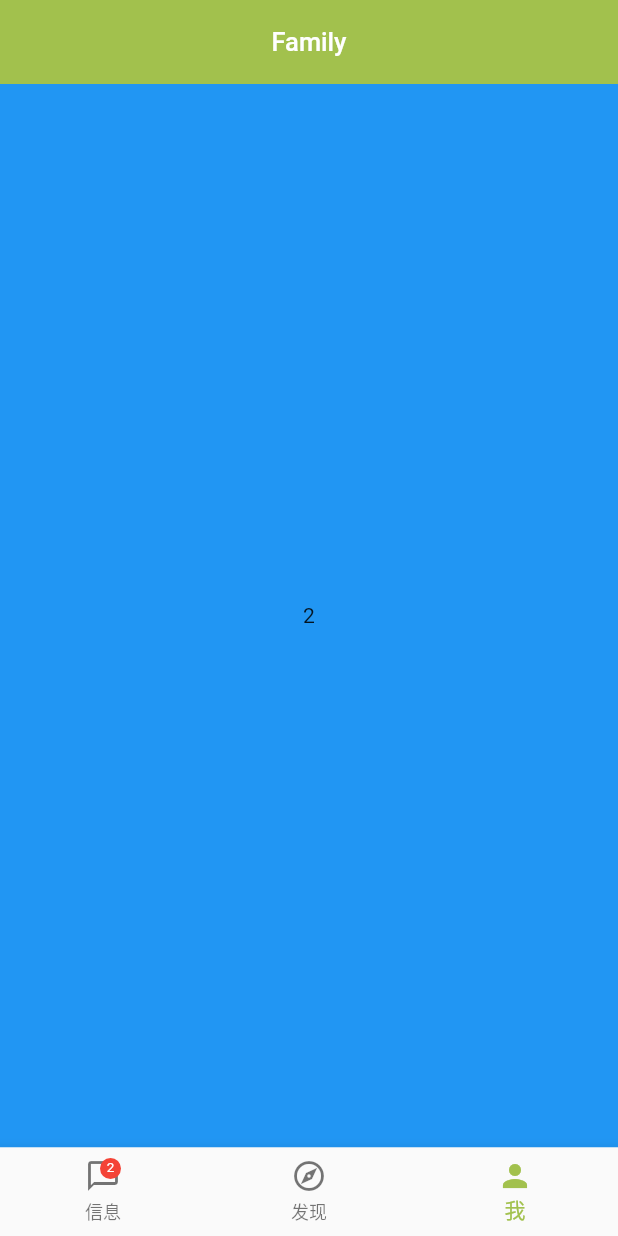
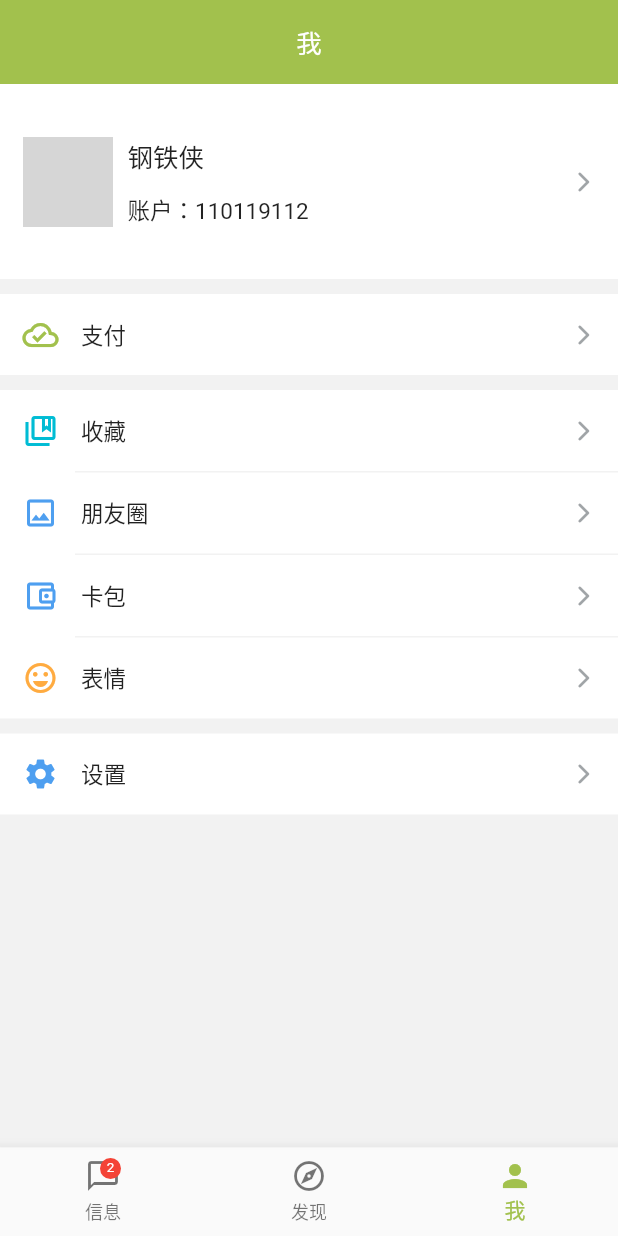
Before and after one commit to hi2hcs/family_flutter, a Flutter app: the screen it shows after launch, swiped to page 3, on a phone screen of 412 x 824 dp. Run offline on Flutter 3.47's test engine with Material 2 defaults, Android fonts, the phone set to English and light mode, and no system bars; our stand-ins replace device_info, dio, fluttertoast, pull_to_refresh; network calls fail; grey boxes are pictures that could not be loaded.

Commit message:
完善逻辑

```diff
--- /dev/null
+++ b/lib/contants.dart
@@ -0,0 +1,8 @@
+class Contants {
+  static const double MARGIN_LEFT = 15;
+  static const double MARGIN_Right = 15;
+  static const double MARGIN_TOP = 15;
+  static const double MARGIN_BOTTOM = 15;
+  static const double DIVIDE = 10;
+  static const double LINE_HEIGHT = 1;
+}
--- a/lib/main_page.dart
+++ b/lib/main_page.dart
@@ -1,4 +1,7 @@
 import 'package:family/color/app_color.dart';
+import 'package:family/page/find_page.dart';
+import 'package:family/page/me_page.dart';
+import 'package:family/page/message_page.dart';
 import 'package:family/widget/app_bar_widget.dart';
 import 'package:flutter/cupertino.dart';
 import 'package:flutter/material.dart';
@@ -11,12 +14,16 @@ class MainPage extends StatefulWidget {
 class MainPageState extends State<MainPage> {
   int currentindex = 0;
   int num = 0;
+  String title = "信息";
   PageController controller = PageController();
+  MessagePage messagePage;
+  Widget findePage;
+  Widget mePage;
 
   @override
   Widget build(BuildContext context) {
     return Scaffold(
-      appBar: TopBar.getAppBar(context, "Family", leading: Container()),
+      appBar: TopBar.getAppBar(context, title, leading: Container()),
       body: SafeArea(
         child: PageView.builder(
           controller: controller,
@@ -26,8 +33,10 @@ class MainPageState extends State<MainPage> {
           },
           onPageChanged: (index) {
             setState(() {
+              print("......onPageChanged.......$index");
               currentindex = index;
               num = index;
+              setTitle(index);
             });
           },
         ),
@@ -48,6 +57,8 @@ class MainPageState extends State<MainPage> {
           setState(() {
             currentindex = index;
             num = index;
+            setTitle(index);
+            print("......setTitle.......$index");
           });
         },
         currentIndex: currentindex,
@@ -55,36 +66,56 @@ class MainPageState extends State<MainPage> {
     );
   }
 
+  void setTitle(int index) {
+    if (index == 0) {
+      title = "信息";
+    } else if (index == 1) {
+      title = "发现";
+    } else {
+      title = "我";
+    }
+  }
+
   Widget _page(BuildContext context, int index) {
     switch (index) {
       case 0:
-        return Container(
-          color: Colors.red,
-          alignment: Alignment.center,
-          child: Text("${index}"),
-        );
+        print(".............0");
+        if (messagePage == null) {
+          messagePage = MessagePage();
+        }
+        if(currentindex==0){
+          messagePage.currentState?.refresh();
+        }
+        return messagePage;
+        break;
       case 1:
-        return Container(
-          color: Colors.green,
-          alignment: Alignment.center,
-          child: Text("${index}"),
-        );
+        print(".............1");
+        if (findePage == null) {
+          findePage = FindPage();
+        }
+        return findePage;
         break;
       case 2:
-        return Container(
-          color: Colors.blue,
-          alignment: Alignment.center,
-          child: Text("${index}"),
-        );
+        print(".............2");
+        if (mePage == null) {
+          mePage = MePage();
+        }
+        return mePage;
         break;
-      default:
-        return Container(
-          color: Colors.red,
-          alignment: Alignment.center,
-          child: Text("${index}"),
-        );
-        break;
+      // default:
+      //   if (messagePage == null) {
+      //     messagePage = MessagePage();
+      //   }
+      //   return messagePage;
     }
+  }
+
+  @override
+  void dispose() {
+    messagePage = null;
+    findePage = null;
+    mePage = null;
+    super.dispose();
   }
 }
 
--- /dev/null
+++ b/lib/page/me_page.dart
@@ -0,0 +1,135 @@
+import 'package:family/color/app_color.dart';
+import 'package:family/contants.dart';
+import 'package:family/widget/horizontalcontent_widget.dart';
+import 'package:family/widget/widgets.dart';
+import 'package:flutter/cupertino.dart';
+import 'package:flutter/material.dart';
+
+class MePage extends StatefulWidget {
+  @override
+  State<StatefulWidget> createState() => _MePageState();
+}
+
+class _MePageState extends State<MePage> {
+  @override
+  void initState() {
+    print("MePage initState...........");
+    super.initState();
+  }
+
+  @override
+  Widget build(BuildContext context) {
+    return Container(
+      child: Column(
+        children: [
+          GestureDetector(
+            onTap: () {},
+            child: Container(
+              padding: EdgeInsets.all(Contants.MARGIN_LEFT),
+              alignment: Alignment.centerLeft,
+              height: 130,
+              width: double.infinity,
+              child: Row(
+                children: [
+                  ClipRRect(
+                    borderRadius: BorderRadius.circular(4),
+                    child: Container(
+                      child: Image.network(
+                          "https://ss0.bdstatic.com/70cFuHSh_Q1YnxGkpoWK1HF6hhy/it/u=986391830,165024746&fm=26&gp=0.jpg"
+                          // "https://sf1-ttcdn-tos.pstatp.com/img/pgc-image/6567094cd4c249a487b66a43cfcd414d~300x300.image"
+                          ),
+                      height: 60,
+                      width: 60,
+                    ),
+                  ),
+                  Container(
+                    padding: EdgeInsets.symmetric(horizontal: 10),
+                    height: 60,
+                    child: Column(
+                      crossAxisAlignment: CrossAxisAlignment.start,
+                      mainAxisAlignment: MainAxisAlignment.spaceBetween,
+                      children: [
+                        Text(
+                          "钢铁侠",
+                          style: TextStyle(
+                            fontSize: 17,
+                            fontWeight: FontWeight.w500,
+                          ),
+                        ),
+                        Text(
+                          "账户：110119112",
+                          style: TextStyle(fontSize: 15, fontWeight: FontWeight.w400),
+                        )
+                      ],
+                    ),
+                  ),
+                  Expanded(child: Container()),
+                  Widgets.forwardIcon(),
+                ],
+              ),
+            ),
+          ),
+          Widgets.devider(),
+          HorizontalContentWidget(
+            icon: Icon(
+              Icons.cloud_done_outlined,
+              color: AppColor.primeColor,
+            ),
+            label: "支付",
+            onTap: () {},
+          ),
+          Widgets.devider(),
+          HorizontalContentWidget(
+            icon: Icon(
+              Icons.collections_bookmark_outlined,
+              color: Colors.cyan,
+            ),
+            label: "收藏",
+            onTap: () {},
+          ),
+          Widgets.lineNoComplete(EdgeInsets.only(left: 50)),
+          HorizontalContentWidget(
+            icon: Icon(
+              Icons.image_outlined,
+              color: AppColor.linkBlue,
+            ),
+            label: "朋友圈",
+            onTap: () {},
+          ),
+          Widgets.lineNoComplete(EdgeInsets.only(left: 50)),
+          HorizontalContentWidget(
+            icon: Icon(
+              Icons.account_balance_wallet_outlined,
+              color: AppColor.linkBlue,
+            ),
+            label: "卡包",
+            onTap: () {},
+          ),
+          Widgets.lineNoComplete(EdgeInsets.only(left: 50)),
+          HorizontalContentWidget(
+            icon: Icon(
+              Icons.emoji_emotions_outlined,
+              color: Colors.orangeAccent,
+            ),
+            label: "表情",
+            onTap: () {},
+          ),
+          Widgets.devider(),
+          HorizontalContentWidget(
+            icon: Icon(
+              Icons.settings,
+              color: AppColor.linkBlue,
+            ),
+            label: "设置",
+            onTap: () {},
+          ),
+          Expanded(
+              child: Container(
+            color: AppColor.lightBackgroundColor,
+          ))
+        ],
+      ),
+    );
+  }
+
+}
--- /dev/null
+++ b/lib/widget/horizontalcontent_widget.dart
@@ -0,0 +1,60 @@
+import 'package:family/color/app_color.dart';
+import 'package:family/widget/widgets.dart';
+import 'package:flutter/material.dart';
+
+class HorizontalContentWidget extends StatefulWidget {
+  const HorizontalContentWidget({
+    Key key,
+    @required Widget this.icon,
+    @required String this.label,
+    VoidCallback this.onTap,
+    Widget this.leftWidget,
+    Widget this.rightWidget,
+  }) : super(key: key);
+  final icon;
+  final label;
+  final leftWidget;
+  final rightWidget;
+  final onTap;
+
+  @override
+  State<StatefulWidget> createState() => HorizontalContentWidgetState();
+}
+
+class HorizontalContentWidgetState extends State<HorizontalContentWidget> {
+  @override
+  Widget build(BuildContext context) {
+    return Material(
+      type: MaterialType.transparency,
+      child: Ink(
+        child: InkWell(
+          onTap: () {
+            if (widget.onTap != null) {
+              widget.onTap();
+            }
+          },
+          splashColor: AppColor.dividerGray,
+          child: Container(
+            padding: EdgeInsets.symmetric(horizontal: 15, vertical: 15),
+            child: Row(
+              children: [
+                widget.icon ?? Container(),
+                Container(
+                  padding: EdgeInsets.only(left: 15),
+                  child: Text(
+                    widget.label ?? "",
+                    style: TextStyle(fontSize: 15),
+                  ),
+                ),
+                (widget.leftWidget ?? Container()),
+                Expanded(child: Container()),
+                (widget.rightWidget ?? Container()),
+                Widgets.forwardIcon(),
+              ],
+            ),
+          ),
+        ),
+      ),
+    );
+  }
+}
--- /dev/null
+++ b/lib/widget/widgets.dart
@@ -0,0 +1,35 @@
+import 'package:family/color/app_color.dart';
+import 'package:family/contants.dart';
+import 'package:flutter/material.dart';
+
+class Widgets {
+  static Widget forwardIcon() {
+    return Icon(
+      Icons.arrow_forward_ios_rounded,
+      size: 16,
+      color: AppColor.textHint,
+    );
+  }
+
+  static Widget devider() {
+    return Container(
+      height: Contants.DIVIDE,
+      color: AppColor.lightBackgroundColor,
+    );
+  }
+
+  static Widget line() {
+    return Container(
+      height: Contants.LINE_HEIGHT,
+      color: AppColor.lightBackgroundColor,
+    );
+  }
+
+  static Widget lineNoComplete(EdgeInsetsGeometry margin) {
+    return Container(
+      margin: margin ?? EdgeInsets.all(0),
+      height: Contants.LINE_HEIGHT,
+      color: AppColor.lightBackgroundColor,
+    );
+  }
+}
--- a/pubspec.yaml
+++ b/pubspec.yaml
@@ -33,7 +33,7 @@ dependencies:
   sqflite: ^1.3.2+1
   flutter_qr_reader: ^1.0.3
   permission_handler: ^3.0.0
-
+  pull_to_refresh: 1.6.3
   uuid: ^2.2.2
   url_launcher: ^5.7.8
   webview_flutter: ^1.0.5
```
Also changed, not shown: lib/page/find_page.dart (added, +92 -0 lines), lib/page/message_page.dart (added, +113 -0 lines), pubspec.lock.
